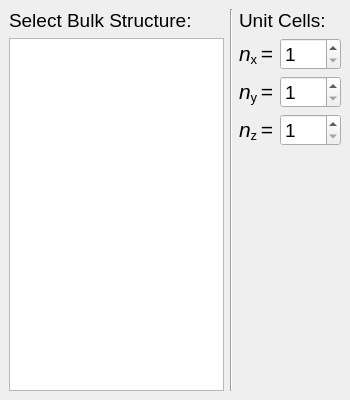
Above: sknano/apps/nanogen_gui/xtal_structure_generator.ui from scikit-nano/scikit-nano before the change. Below: the same form after it.
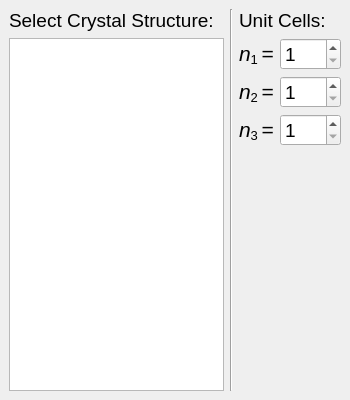
That is the form after the change.

The edit to the form file:
```diff
--- a/sknano/apps/nanogen_gui/xtal_structure_generator.ui
+++ b/sknano/apps/nanogen_gui/xtal_structure_generator.ui
@@ -49,7 +49,7 @@
          </font>
         </property>
         <property name="text">
-         <string>Select Bulk Structure:</string>
+         <string>Select Crystal Structure:</string>
         </property>
        </widget>
       </item>
@@ -98,7 +98,7 @@
              </font>
             </property>
             <property name="text">
-             <string>&lt;html&gt;&lt;head/&gt;&lt;body&gt;&lt;p&gt;&lt;span style=&quot; font-style:italic;&quot;&gt;n&lt;/span&gt;&lt;span style=&quot; vertical-align:sub;&quot;&gt;x &lt;/span&gt;=&lt;/p&gt;&lt;/body&gt;&lt;/html&gt;</string>
+             <string>&lt;html&gt;&lt;head/&gt;&lt;body&gt;&lt;p&gt;&lt;span style=&quot; font-style:italic;&quot;&gt;n&lt;/span&gt;&lt;span style=&quot; vertical-align:sub;&quot;&gt;1 &lt;/span&gt;=&lt;/p&gt;&lt;/body&gt;&lt;/html&gt;</string>
             </property>
            </widget>
           </item>
@@ -130,7 +130,7 @@
              </font>
             </property>
             <property name="text">
-             <string>&lt;html&gt;&lt;head/&gt;&lt;body&gt;&lt;p&gt;&lt;span style=&quot; font-style:italic;&quot;&gt;n&lt;/span&gt;&lt;span style=&quot; vertical-align:sub;&quot;&gt;y &lt;/span&gt;=&lt;/p&gt;&lt;/body&gt;&lt;/html&gt;</string>
+             <string>&lt;html&gt;&lt;head/&gt;&lt;body&gt;&lt;p&gt;&lt;span style=&quot; font-style:italic;&quot;&gt;n&lt;/span&gt;&lt;span style=&quot; vertical-align:sub;&quot;&gt;2 &lt;/span&gt;=&lt;/p&gt;&lt;/body&gt;&lt;/html&gt;</string>
             </property>
            </widget>
           </item>
@@ -162,7 +162,7 @@
              </font>
             </property>
             <property name="text">
-             <string>&lt;html&gt;&lt;head/&gt;&lt;body&gt;&lt;p&gt;&lt;span style=&quot; font-style:italic;&quot;&gt;n&lt;/span&gt;&lt;span style=&quot; vertical-align:sub;&quot;&gt;z &lt;/span&gt;=&lt;/p&gt;&lt;/body&gt;&lt;/html&gt;</string>
+             <string>&lt;html&gt;&lt;head/&gt;&lt;body&gt;&lt;p&gt;&lt;span style=&quot; font-style:italic;&quot;&gt;n&lt;/span&gt;&lt;span style=&quot; vertical-align:sub;&quot;&gt;3 &lt;/span&gt;=&lt;/p&gt;&lt;/body&gt;&lt;/html&gt;</string>
             </property>
            </widget>
           </item>
```
Left out of the diff: 12 changed lines with no effect on the pictures.
